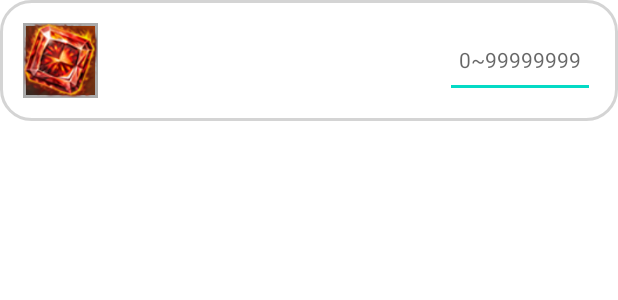
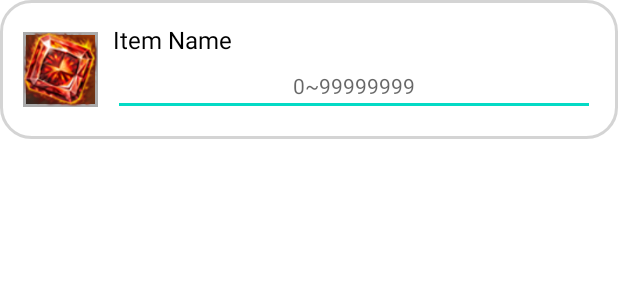
Before and after one commit to zeratul188/LostArkUpgradeApplication, an Android app: the layout item_material.xml on its own in the app's theme, with its tools: preview values and no code run, on a phone screen of 412 x 824 dp. Shown: the top 300 px of the screen. Run offline under Robolectric (Android 15) with nearby library versions, the phone set to English and light mode, and no system bars.

Commit message:
로스트아크 재련 시뮬레이션 Ver 1.0 (20221104 1021) Date : 20221104 1021 Name : ParkSungMin PC : DeskTop PC
Commit Content
최초 작업 진행 중...

```diff
--- a/app/src/main/AndroidManifest.xml
+++ b/app/src/main/AndroidManifest.xml
@@ -14,14 +14,14 @@
         android:theme="@style/Theme.LostArkUpgradeApplication"
         tools:targetApi="31">
         <activity
-            android:name=".MaterialActivity"
+            android:name=".material.MaterialActivity"
             android:exported="false">
             <meta-data
                 android:name="android.app.lib_name"
                 android:value="" />
         </activity>
         <activity
-            android:name=".SettingActivity"
+            android:name=".setting.SettingActivity"
             android:exported="false">
             <meta-data
                 android:name="android.app.lib_name"
--- a/app/src/main/java/com/example/lostarkupgradeapplication/upgrade/UpgradeActivity.kt
+++ b/app/src/main/java/com/example/lostarkupgradeapplication/upgrade/UpgradeActivity.kt
@@ -89,6 +89,7 @@ class UpgradeActivity : AppCompatActivity() {
                     CoroutineScope(Dispatchers.IO).launch {
                         val haveHoner = materialDao.findItem("파편", 0).count // 소지중인 명에의 파편
                         handler.post {
+                            if (haveHoner > equipment.honer) {
                                 if (binding.seekPower.progress < equipment.honer!!) {
                                     binding.seekPower.progress = equipment.honer!!
                                 } else if (binding.seekPower.progress > haveHoner) {
@@ -99,6 +100,7 @@ class UpgradeActivity : AppCompatActivity() {
                                 } else {
                                     viewModel.powerSeek.value = binding.seekPower.progress
                                     binding.btnApplyPower.isEnabled = binding.seekPower.progress == binding.seekPower.max
+                                }
                             }
                         }
                     }
--- a/app/src/main/res/layout/item_material.xml
+++ b/app/src/main/res/layout/item_material.xml
@@ -24,31 +24,32 @@
                 android:layout_height="50dp"
                 android:layout_marginRight="10dp"
                 android:adjustViewBounds="true"
+                android:layout_gravity="center"
                 android:background="@drawable/background_relics"
                 android:src="@drawable/up1_4" />
+            <LinearLayout
+                android:layout_width="match_parent"
+                android:layout_height="wrap_content"
+                android:layout_gravity="center"
+                android:orientation="vertical">
                 <TextView
                     android:layout_width="wrap_content"
                     android:layout_height="wrap_content"
                     android:id="@+id/txtName"
-                android:text="@{material.getName()}"
+                    android:text="Item Name"
                     android:textSize="16sp"
                     android:textColor="@color/text"
-                android:layout_gravity="center"
                     android:layout_marginRight="10dp"/>
-            <View
-                android:layout_width="0dp"
-                android:layout_weight="1"
-                android:layout_height="1dp"/>
                 <EditText
-                android:layout_width="100dp"
-                android:layout_height="match_parent"
+                    android:layout_width="match_parent"
+                    android:layout_height="wrap_content"
                     android:id="@+id/edtCount"
-                android:text="@{material.count}"
                     android:textSize="14sp"
                     android:textColor="@color/text"
                     android:hint="0~99999999"
                     android:inputType="number"
                     android:textAlignment="center"/>
             </LinearLayout>
+        </LinearLayout>
     </androidx.constraintlayout.widget.ConstraintLayout>
 </layout>
--- a/app/src/main/res/values/strings.xml
+++ b/app/src/main/res/values/strings.xml
@@ -28,5 +28,8 @@
         <item>상급 오레하 융화 재료</item>
         <item>최상급 오레하 융화 재료</item>
         <item>골드</item>
+        <item>태양의 은총</item>
+        <item>태양의 축복</item>
+        <item>태양의 가호</item>
     </string-array>
 </resources>
```
Also changed, not shown: app/src/main/java/com/example/lostarkupgradeapplication/material/MaterialActivity.kt (+48 -0 lines), app/src/main/java/com/example/lostarkupgradeapplication/material/MaterialRecyclerAdapter.kt (+6 -2 lines), app/src/main/java/com/example/lostarkupgradeapplication/room/Material.kt (+1 -6 lines), app/src/main/res/layout/activity_material.xml (+10 -0 lines). Lines whose indentation alone changed are shown as unchanged.
